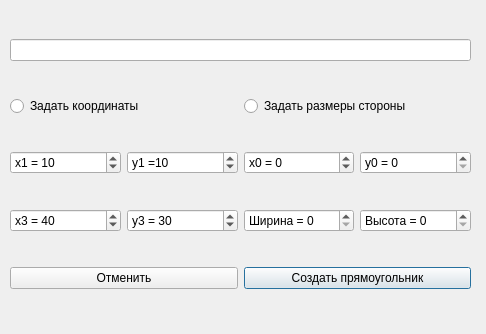
Above: RectangleDialog.ui from KapitoliyVZ/GeometricShapes before the change. Below: the same form after it.
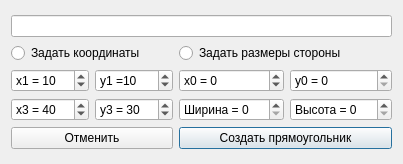
That is the form after the change.

Patch:
```diff
--- a/RectangleDialog.ui
+++ b/RectangleDialog.ui
@@ -6,22 +6,15 @@
    <rect>
     <x>0</x>
     <y>0</y>
-    <width>486</width>
-    <height>334</height>
+    <width>397</width>
+    <height>164</height>
    </rect>
   </property>
   <property name="windowTitle">
    <string>Меню создания прямоугольника</string>
   </property>
-  <widget class="QWidget" name="gridLayoutWidget_2">
-   <property name="geometry">
-    <rect>
-     <x>10</x>
-     <y>10</y>
-     <width>461</width>
-     <height>311</height>
-    </rect>
-   </property>
+  <layout class="QGridLayout" name="gridLayout">
+   <item row="0" column="0">
    <layout class="QGridLayout" name="gridLayout_2">
     <item row="3" column="1">
      <widget class="QSpinBox" name="y1">
@@ -165,7 +158,8 @@
      <widget class="QLineEdit" name="LineCircleName"/>
     </item>
    </layout>
-  </widget>
+   </item>
+  </layout>
  </widget>
  <resources/>
  <connections/>
```
Lines whose indentation alone changed are shown as unchanged.
